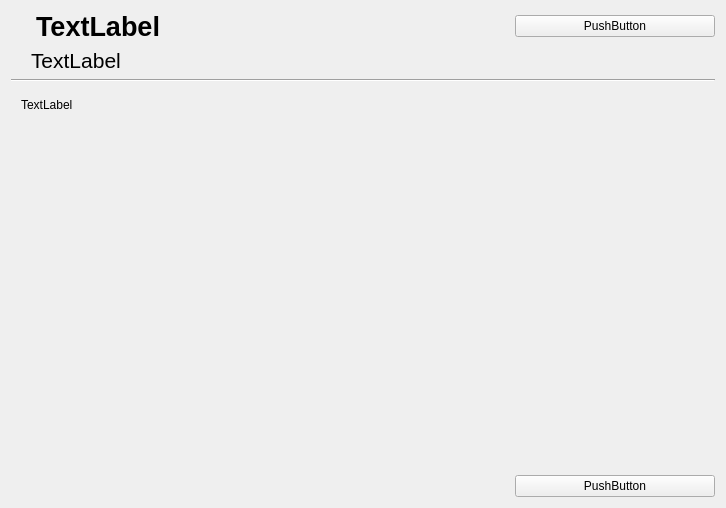
Before: the Qt Designer form projectdetails.ui in zcharli/carleton-student-project-partner-finder, drawn with Qt 5.
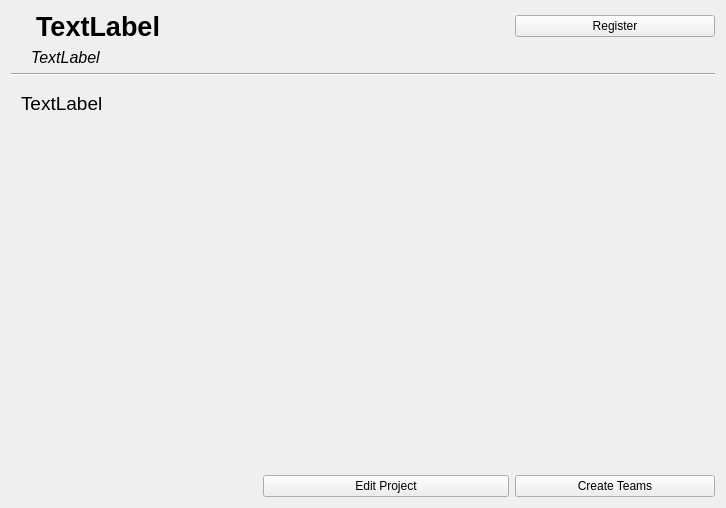
After: the same form once the commit is applied.

Commit message: Create Profile Integration

Patch:
```diff
--- a/projectdetails.ui
+++ b/projectdetails.ui
@@ -43,7 +43,7 @@
    <item row="4" column="2">
     <widget class="QPushButton" name="btnStartAlgo">
      <property name="text">
-      <string>PushButton</string>
+      <string>Create Teams</string>
      </property>
     </widget>
    </item>
@@ -51,7 +51,8 @@
     <widget class="QLabel" name="lblRegisteredStudents">
      <property name="font">
       <font>
-       <pointsize>16</pointsize>
+       <pointsize>12</pointsize>
+       <italic>true</italic>
       </font>
      </property>
      <property name="text">
@@ -85,7 +86,7 @@
       </font>
      </property>
      <property name="text">
-      <string>PushButton</string>
+      <string>Register</string>
      </property>
      <property name="checkable">
       <bool>false</bool>
@@ -121,6 +122,11 @@
        <height>0</height>
       </size>
      </property>
+     <property name="font">
+      <font>
+       <pointsize>14</pointsize>
+      </font>
+     </property>
      <property name="text">
       <string>TextLabel</string>
      </property>
@@ -160,6 +166,13 @@
      </property>
     </widget>
    </item>
+   <item row="4" column="1">
+    <widget class="QPushButton" name="btnEditProject">
+     <property name="text">
+      <string>Edit Project</string>
+     </property>
+    </widget>
+   </item>
   </layout>
  </widget>
  <resources/>
```
The commit also changes 16 other files.
